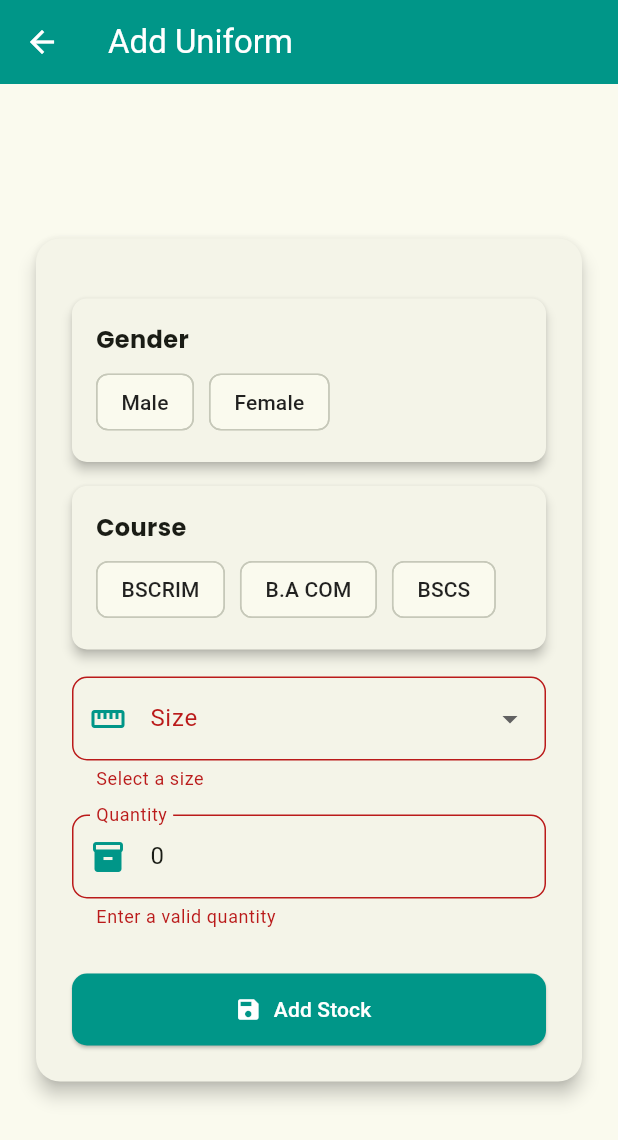
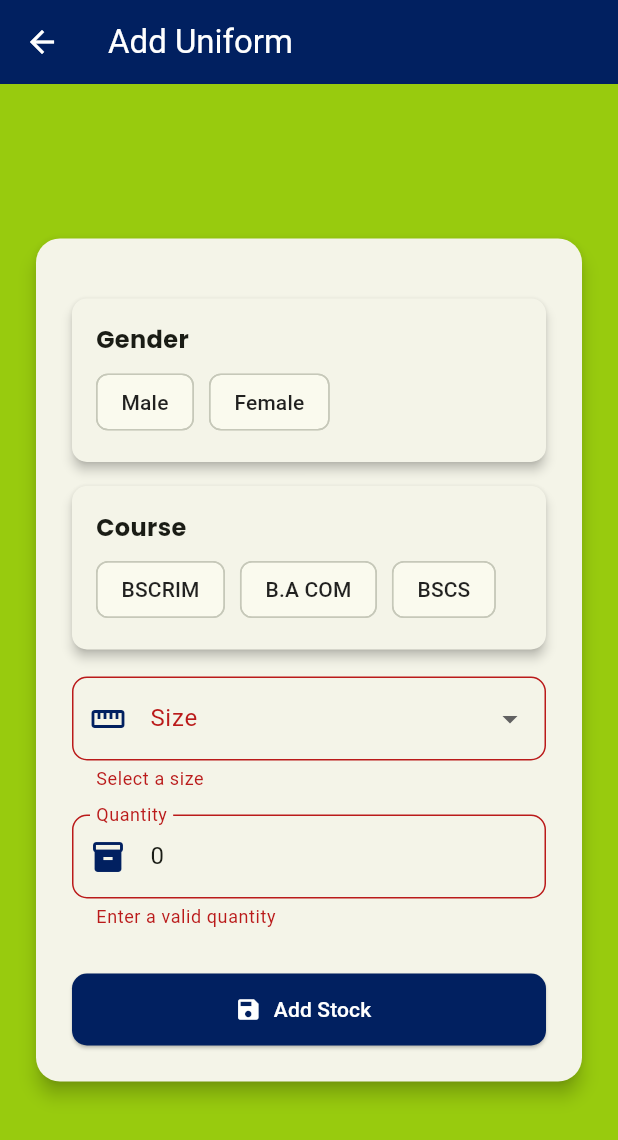
Before and after one commit to shiroyukiiiiii/inventory_application, a Flutter app: the UniformFormPage screen opened directly, after a tap on "Add Stock", on a phone screen of 412 x 824 dp. Shown: the top 1140 px of the screen. Run offline on Flutter 3.47's test engine with Material 3 defaults, Android fonts, the phone set to English and light mode, and no system bars; our stand-ins replace cloud_firestore, firebase_auth, firebase_core, fl_chart, google_fonts, open_file and 3 more; missing offline and left inert: excel, file_saver, mobile_scanner; accounts and stored records are empty.

Commit message:
fixed the history recording

```diff
--- a/lib/uniform_list_page.dart
+++ b/lib/uniform_list_page.dart
@@ -18,6 +18,8 @@ import 'package:path_provider/path_provider.dart';
 import 'package:open_file/open_file.dart';
 import 'dart:io';
 import 'package:inventory_application/services/cancelled_email_service.dart';
+import 'package:firebase_auth/firebase_auth.dart';
+
 
 class UniformListPage extends StatefulWidget {
   const UniformListPage({super.key});
@@ -86,6 +88,7 @@ class _UniformListPageState extends State<UniformListPage>
             'Edit History',
             style: TextStyle(fontWeight: FontWeight.bold),
           ),
+
           content: SizedBox(
             width: double.maxFinite,
             height: 400,
@@ -116,6 +119,7 @@ class _UniformListPageState extends State<UniformListPage>
                     final stockOut = data['stockOut'] ?? 0;
                     final remaining = data['remaining'] ?? 0;
                     final remarks = data['remarks'] ?? '';
+                    final updatedBy = data['updatedBy'] ?? 'Unknown'; // ✅ Add here
                     final date = (data['date'] as Timestamp?)?.toDate();
 
                     return ListTile(
@@ -127,8 +131,10 @@ class _UniformListPageState extends State<UniformListPage>
                       ),
                       title: Text('$course - $gender - $size'),
                       subtitle: Text(
-                        'In: $stockIn | Out: $stockOut | Remaining: $remaining\nRemarks: $remarks',
-                      ),
+                          'In: $stockIn | Out: $stockOut | Remaining: $remaining\n'
+                          'Remarks: $remarks\n'
+                          'Updated by: $updatedBy', // ✅ Show here
+                        ),
                       trailing: Text(
                         date != null
                             ? '${date.year}-${date.month.toString().padLeft(2, '0')}-${date.day.toString().padLeft(2, '0')}'
@@ -726,6 +732,7 @@ class _UniformFormPageState extends State<UniformFormPage> {
   late String _course;
   late String _size;
   late int _quantity;
+  String currentUsername = 'Admin'; // default fallback
 
   @override
   void initState() {
@@ -734,6 +741,12 @@ class _UniformFormPageState extends State<UniformFormPage> {
     _course = widget.uniform?.course ?? '';
     _size = widget.uniform?.size ?? '';
     _quantity = widget.uniform?.quantity ?? 0;
+
+    // Get current user's name
+    final user = FirebaseAuth.instance.currentUser;
+    if (user != null) {
+      currentUsername = user.displayName ?? user.email ?? 'Admin';
+    }
   }
 
   Future<void> _saveUniform() async {
@@ -801,6 +814,8 @@ class _UniformFormPageState extends State<UniformFormPage> {
         'remarks': quantityChange == 0
             ? 'Stock edited (no quantity change)'
             : (quantityChange > 0 ? 'Stock increased' : 'Stock decreased'),
+        'updatedBy': currentUsername,
+        'editedBy': currentUsername,
         'date': Timestamp.now(),
       });
 
@@ -832,6 +847,8 @@ class _UniformFormPageState extends State<UniformFormPage> {
           'stockOut': 0,
           'remaining': newQuantity,
           'remarks': 'Stock increased (new batch added)',
+          'updatedBy': currentUsername,
+          'editedBy': currentUsername,
           'date': Timestamp.now(),
         });
 
@@ -854,6 +871,8 @@ class _UniformFormPageState extends State<UniformFormPage> {
           'stockOut': 0,
           'remaining': _quantity,
           'remarks': 'New uniform stock added',
+          'updatedBy': currentUsername,
+          'editedBy': currentUsername,
           'date': Timestamp.now(),
         });
 
@@ -909,7 +928,7 @@ class _UniformFormPageState extends State<UniformFormPage> {
                         label: Text(opt),
                         selected: groupValue == opt,
                         onSelected: (_) => onChanged(opt),
-                        selectedColor: Colors.teal.shade400,
+                        selectedColor: Color(0xFF012060),
                         labelStyle: TextStyle(
                             color: groupValue == opt
                                 ? Colors.white
@@ -928,9 +947,10 @@ class _UniformFormPageState extends State<UniformFormPage> {
     final isWide = MediaQuery.of(context).size.width > 800;
 
     return Scaffold(
+      backgroundColor: const Color(0xFF98CB0E),
       appBar: AppBar(
         title: Text(widget.uniform == null ? 'Add Uniform' : 'Edit Uniform'),
-        backgroundColor: Colors.teal,
+        backgroundColor: Color(0xFF012060),
         foregroundColor: Colors.white,
         elevation: 0,
       ),
@@ -969,7 +989,7 @@ class _UniformFormPageState extends State<UniformFormPage> {
                       decoration: InputDecoration(
                         labelText: 'Size',
                         prefixIcon:
-                            const Icon(Icons.straighten, color: Colors.teal),
+                            const Icon(Icons.straighten, color: Color(0xFF012060)),
                         border: OutlineInputBorder(
                           borderRadius: BorderRadius.circular(10),
                         ),
@@ -988,7 +1008,7 @@ class _UniformFormPageState extends State<UniformFormPage> {
                       decoration: InputDecoration(
                         labelText: 'Quantity',
                         prefixIcon:
-                            const Icon(Icons.inventory, color: Colors.teal),
+                            const Icon(Icons.inventory, color: Color(0xFF012060)),
                         border: OutlineInputBorder(
                             borderRadius: BorderRadius.circular(10)),
                       ),
@@ -1016,7 +1036,7 @@ class _UniformFormPageState extends State<UniformFormPage> {
                           style: const TextStyle(color: Colors.white),
                         ),
                         style: ElevatedButton.styleFrom(
-                          backgroundColor: Colors.teal,
+                          backgroundColor: Color(0xFF012060),
                           shape: RoundedRectangleBorder(
                             borderRadius: BorderRadius.circular(10),
                           ),
@@ -2846,10 +2866,21 @@ class _InventoryPageState extends State<InventoryPage>
   late TabController _tabController;
   String searchQuery = '';
 
+  // ✅ Add this
+    User? currentUser;
+    String currentUsername = 'Admin'; // default fallback
+
   @override
   void initState() {
     super.initState();
     _tabController = TabController(length: 5, vsync: this);
+
+      currentUser = FirebaseAuth.instance.currentUser;
+
+  // Fallback: use email if displayName is not set
+  if (currentUser != null) {
+    currentUsername = currentUser!.displayName ?? currentUser!.email ?? 'Admin';
+  }
   }
 
   // ✅ Get all uniforms by course
@@ -2870,6 +2901,7 @@ class _InventoryPageState extends State<InventoryPage>
     int newQuantity,
   ) async {
     try {
+
       final docRef =
           FirebaseFirestore.instance.collection('uniforms').doc(uniform.id);
       final docSnap = await docRef.get();
@@ -2900,6 +2932,7 @@ class _InventoryPageState extends State<InventoryPage>
         'remarks': quantityChange == 0
             ? 'Stock edited (no change in quantity)'
             : (quantityChange > 0 ? 'Stock increased' : 'Stock decreased'),
+          'updatedBy': currentUsername,  // ✅ Use the current user's email
         'date': Timestamp.now(),
       });
 
@@ -2922,6 +2955,8 @@ class _InventoryPageState extends State<InventoryPage>
 
   // ✅ Open form for add/edit uniform
   void _openForm([Uniform? uniform]) async {
+
+
     final result = await Navigator.push(
       context,
       MaterialPageRoute(builder: (_) => UniformFormPage(uniform: uniform)),
@@ -2947,6 +2982,7 @@ class _InventoryPageState extends State<InventoryPage>
           'stockOut': 0,
           'remaining': newUniform.quantity,
           'date': FieldValue.serverTimestamp(),
+            'updatedBy': currentUsername,
         });
       }
     }
@@ -3170,7 +3206,8 @@ class _HistoryStockReportTabState extends State<HistoryStockReportTab> {
                 'Stock In',
                 'Stock Out',
                 'Remaining',
-                'Date'
+                'Date',
+                'Updated By',
               ],
               data: docs.map((doc) {
                 final d = doc.data() as Map<String, dynamic>;
@@ -3182,6 +3219,7 @@ class _HistoryStockReportTabState extends State<HistoryStockReportTab> {
                   d['stockOut']?.toString() ?? '0',
                   d['remaining']?.toString() ?? '0',
                   formatDate(d['date']),
+                   d['updatedBy'] ?? 'Unknown',
                 ];
               }).toList(),
               cellAlignment: pw.Alignment.center,
@@ -3235,7 +3273,8 @@ class _HistoryStockReportTabState extends State<HistoryStockReportTab> {
         'Stock In',
         'Stock Out',
         'Remaining',
-        'Date'
+        'Date',
+        'Updated By',
       ];
       sheet.appendRow(headers);
 
@@ -3249,6 +3288,7 @@ class _HistoryStockReportTabState extends State<HistoryStockReportTab> {
           d['stockOut']?.toString() ?? '0',
           d['remaining']?.toString() ?? '0',
           formatDate(d['date']),
+          d['updatedBy'] ?? 'Unknown',
         ]);
       }
 
@@ -3457,6 +3497,7 @@ class _HistoryStockReportTabState extends State<HistoryStockReportTab> {
                       DataCell(Text(data['stockOut']?.toString() ?? '0')),
                       DataCell(Text(data['remaining']?.toString() ?? '0')),
                       DataCell(Text(formatDate(data['date']))),
+                       DataCell(Text(data['updatedBy'] ?? 'Unknown')),
                     ]);
                   }).toList();
 
@@ -3479,6 +3520,7 @@ class _HistoryStockReportTabState extends State<HistoryStockReportTab> {
                           DataColumn(label: Text('Stock Out')),
                           DataColumn(label: Text('Remaining')),
                           DataColumn(label: Text('Date')),
+                           DataColumn(label: Text('Updated By')),
                         ],
                         rows: rows,
                       ),
```
